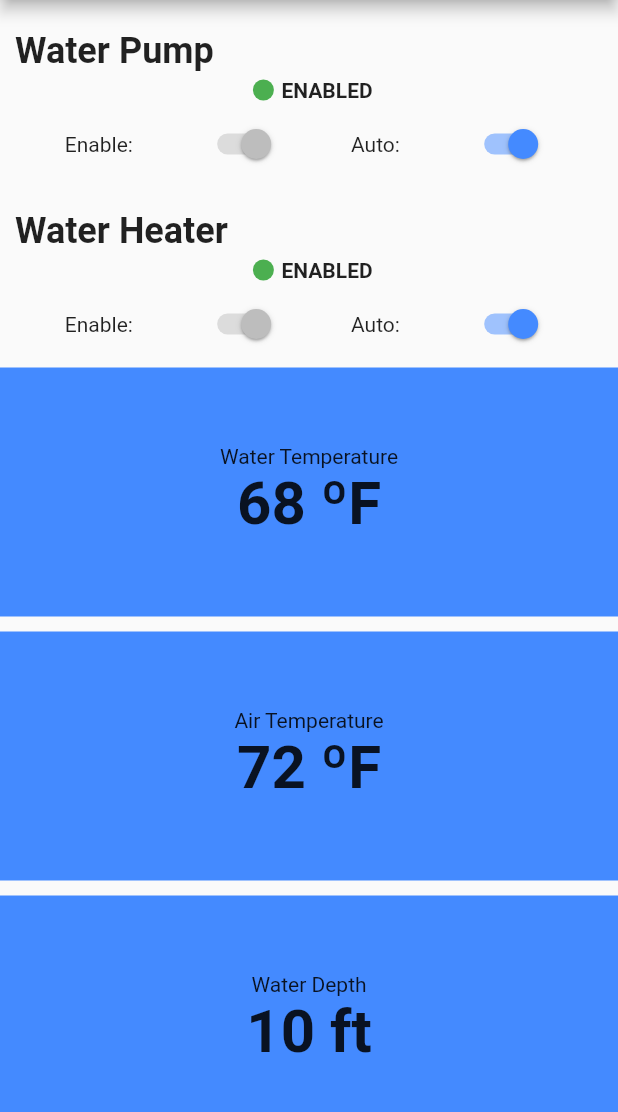
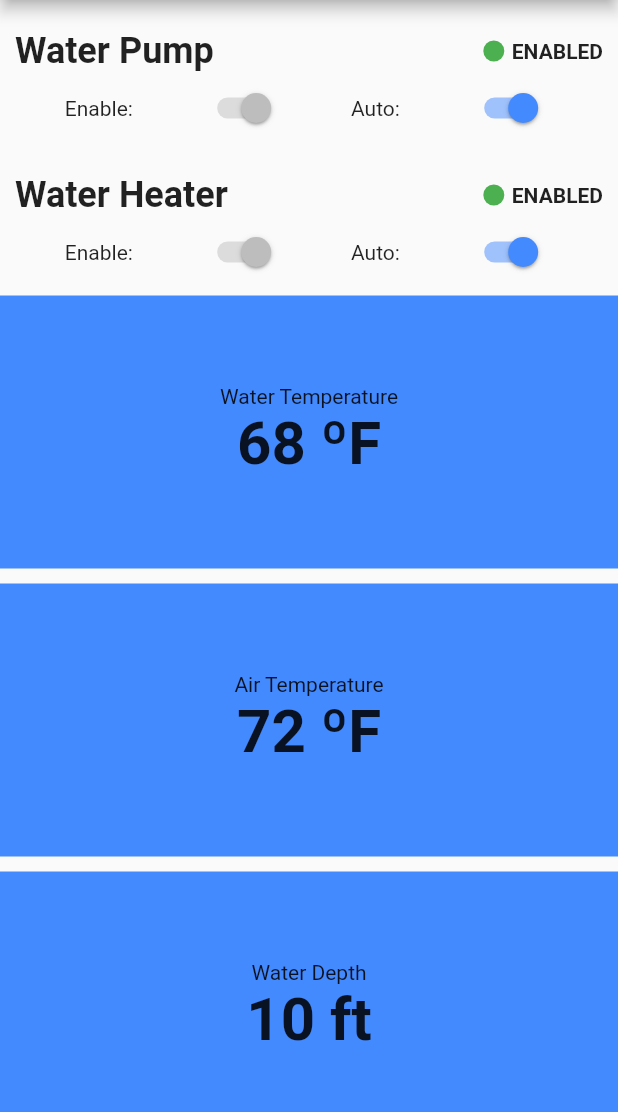
Before and after one commit to cbrewster/PoolController, a Flutter app: the screen it shows after launch, on a phone screen of 412 x 824 dp, the part 84-1196 px from its top. Run offline on Flutter 3.47's test engine with Material 2 defaults, Android fonts, the phone set to English and light mode, and no system bars.

Commit message:
Move indicator to right of title

```diff
--- a/pool_interface/lib/main.dart
+++ b/pool_interface/lib/main.dart
@@ -75,15 +75,13 @@ class ControllerStatus extends StatelessWidget {
         child: Column(children: [
       Container(
           width: double.infinity,
-          padding: EdgeInsets.only(top: 20, left: 10),
-          child: Text(
-            name,
-            style: TextStyle(fontWeight: FontWeight.bold, fontSize: 24),
-          )),
-      Row(
-          mainAxisAlignment: MainAxisAlignment.center,
-          crossAxisAlignment: CrossAxisAlignment.center,
-          children: [
+          padding: EdgeInsets.only(top: 20, left: 10, right: 10),
+          child: Row(crossAxisAlignment: CrossAxisAlignment.center, children: [
+            Text(
+              name,
+              style: TextStyle(fontWeight: FontWeight.bold, fontSize: 24),
+            ),
+            Spacer(),
             Padding(
                 padding: EdgeInsets.all(5.0),
                 child: CustomPaint(
@@ -94,8 +92,8 @@ class ControllerStatus extends StatelessWidget {
             Text(
               enabled ? "ENABLED" : "DISABLED",
               style: TextStyle(fontWeight: FontWeight.bold),
-            )
-          ]),
+            ),
+          ])),
       Flex(
         mainAxisAlignment: MainAxisAlignment.spaceEvenly,
         direction: Axis.horizontal,
```
Also changed, not shown: 3 other files.
